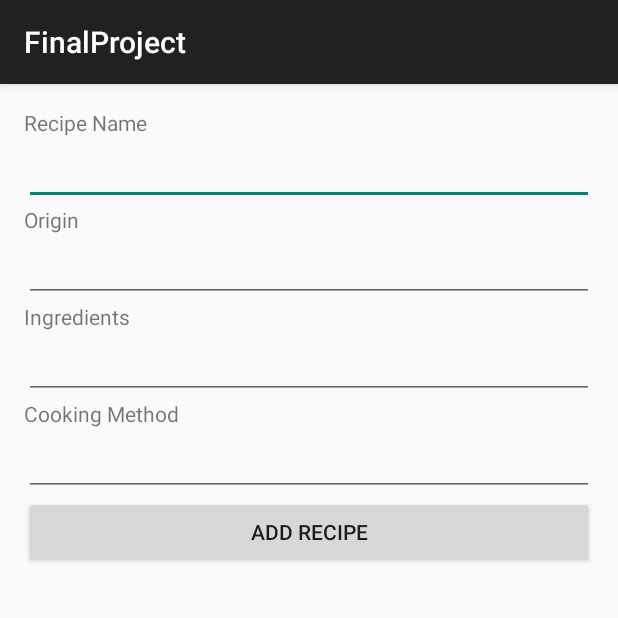
After one commit to ImtananRaja/FinalProject, an Android app: the fragment NewRecipeFragment shown on its own in the app's theme, on a phone screen of 412 x 824 dp, the top half of it. The commit adds this screen. Run offline under Robolectric (Android 15) with nearby library versions, the phone set to English and light mode, and no system bars; our stand-ins replace Volley; network calls fail.

Commit message:
Adding new recipe and making changes to current the ability to do this is here

```diff
--- a/app/src/main/java/com/imtanan/finalproject/NavigationActivity.java
+++ b/app/src/main/java/com/imtanan/finalproject/NavigationActivity.java
@@ -180,10 +180,10 @@ public class NavigationActivity extends AppCompatActivity {
             AlertDialog alertDialog = alertDialogBuilder.create();
             alertDialog.show();
 
+           }else if(position != 4){
 
-        }else if(position != 4){
 
-            position = 0;
+            position = 3;
 
         }
 
--- /dev/null
+++ b/app/src/main/java/com/imtanan/finalproject/NewRecipeFragment.java
@@ -0,0 +1,124 @@
+package com.imtanan.finalproject;
+
+/**
+ * Created by Mani on 03/01/2016.
+ */
+
+
+import android.app.ProgressDialog;
+import android.content.Intent;
+import android.graphics.Bitmap;
+import android.net.Uri;
+import android.os.AsyncTask;
+import android.os.Bundle;
+import android.provider.MediaStore;
+import android.support.v4.app.Fragment;
+import android.util.Base64;
+import android.view.LayoutInflater;
+import android.view.View;
+import android.view.ViewGroup;
+import android.widget.Button;
+import android.widget.EditText;
+import android.widget.ImageView;
+import android.widget.Toast;
+
+import com.android.volley.AuthFailureError;
+import com.android.volley.Request;
+import com.android.volley.RequestQueue;
+import com.android.volley.Response;
+import com.android.volley.VolleyError;
+import com.android.volley.toolbox.StringRequest;
+import com.android.volley.toolbox.Volley;
+
+import java.io.ByteArrayOutputStream;
+import java.io.IOException;
+import java.util.HashMap;
+import java.util.Hashtable;
+import java.util.Map;
+
+public class NewRecipeFragment extends Fragment implements View.OnClickListener{
+
+    //Defining views
+    private EditText editTextName;
+    private EditText editTextCM;
+    private EditText editTextIngre;
+    private EditText editTextOrigin;
+    private Button buttonAdd;
+    private Button buttonView;
+
+    @Override
+    public View onCreateView(LayoutInflater inflater, ViewGroup container,Bundle savedInstanceState) {
+        super.onCreate(savedInstanceState);
+        ViewGroup v = (ViewGroup) inflater.inflate(R.layout.newrecipe_fragment, container, false);
+
+
+        //Initializing views
+        editTextName = (EditText) v.findViewById(R.id.editTextName);
+        editTextOrigin = (EditText) v.findViewById(R.id.editTextOrigin);
+        editTextIngre = (EditText) v.findViewById(R.id.editTextIngre);
+        editTextCM = (EditText) v.findViewById(R.id.editTextCM);
+
+        buttonAdd = (Button) v.findViewById(R.id.buttonAdd);
+      //  buttonView = (Button) findViewById(R.id.buttonView);
+
+        //Setting listeners to button
+        buttonAdd.setOnClickListener(NewRecipeFragment.this);
+       // buttonView.setOnClickListener(this);
+
+        return v;
+    }
+
+    //Adding an employee
+    private void addRecipe(){
+
+        final String name = editTextName.getText().toString().toLowerCase().trim();
+        final String origin = editTextName.getText().toString().toLowerCase().trim();
+        final String ingre = editTextIngre.getText().toString().toLowerCase().trim();
+        final String cm = editTextCM.getText().toString().toLowerCase().trim();
+
+        class AddRecipe extends AsyncTask<Void,Void,String> {
+
+            ProgressDialog loading;
+
+            @Override
+            protected void onPreExecute() {
+                super.onPreExecute();
+                loading = ProgressDialog.show(NewRecipeFragment.this.getActivity(),"Adding...","Wait...",false,false);
+            }
+
+            @Override
+            protected void onPostExecute(String s) {
+                super.onPostExecute(s);
+                loading.dismiss();
+                Toast.makeText(NewRecipeFragment.this.getActivity(),s,Toast.LENGTH_LONG).show();
+            }
+
+            @Override
+            protected String doInBackground(Void... v) {
+                HashMap<String,String> params = new HashMap<>();
+                params.put(Config.KEY_REC_NAME,name);
+                params.put(Config.KEY_REC_ORIGIN,origin);
+                params.put(Config.KEY_REC_INGRE,ingre);
+                params.put(Config.KEY_REC_CM,cm);
+
+                RequestHandler rh = new RequestHandler();
+                String res = rh.sendPostRequest(Config.URL_ADD, params);
+                return res;
+            }
+        }
+
+        AddRecipe ar = new AddRecipe();
+        ar.execute();
+    }
+
+    @Override
+    public void onClick(View v) {
+        if(v == buttonAdd){
+            addRecipe();
+        }
+
+       /* if(v == buttonView){
+            startActivity(new Intent(this,ViewAllRecipe.class));
+        }*/
+    }
+}
--- a/app/src/main/java/com/imtanan/finalproject/SearchRecipes.java
+++ b/app/src/main/java/com/imtanan/finalproject/SearchRecipes.java
@@ -67,8 +67,8 @@ public class SearchRecipes extends Fragment implements View.OnClickListener {
 
     }
     private void getData() {
-        String id = editTextId.getText().toString().trim();
-        if (id.equals("") /*|| id.equals(null)*/) {
+        String recipe_name = editTextId.getText().toString().trim();
+        if (recipe_name.equals("") /*|| id.equals(null)*/) {
             Toast.makeText(SearchRecipes.this.getActivity(), "Please enter a recipe name", Toast.LENGTH_LONG).show();
             return;
         }
--- /dev/null
+++ b/app/src/main/res/layout/newrecipe_fragment.xml
@@ -0,0 +1,64 @@
+<LinearLayout xmlns:android="http://schemas.android.com/apk/res/android"
+    xmlns:tools="http://schemas.android.com/tools" android:layout_width="match_parent"
+    android:orientation="vertical"
+    android:layout_height="match_parent" android:paddingLeft="@dimen/activity_horizontal_margin"
+    android:paddingRight="@dimen/activity_horizontal_margin"
+    android:paddingTop="@dimen/activity_vertical_margin"
+    android:paddingBottom="@dimen/activity_vertical_margin">
+
+    <TextView
+        android:layout_width="wrap_content"
+        android:layout_height="wrap_content"
+        android:text="Recipe Name" />
+
+    <EditText
+        android:layout_width="match_parent"
+        android:layout_height="wrap_content"
+        android:id="@+id/editTextName" />
+
+
+    <TextView
+        android:layout_width="wrap_content"
+        android:layout_height="wrap_content"
+        android:text="Origin" />
+
+    <EditText
+        android:layout_width="match_parent"
+        android:layout_height="wrap_content"
+        android:id="@+id/editTextOrigin" />
+
+    <TextView
+        android:layout_width="wrap_content"
+        android:layout_height="wrap_content"
+        android:text="Ingredients" />
+
+    <EditText
+        android:layout_width="match_parent"
+        android:layout_height="wrap_content"
+        android:id="@+id/editTextIngre" />
+
+    <TextView
+        android:layout_width="wrap_content"
+        android:layout_height="wrap_content"
+        android:text="Cooking Method" />
+
+    <EditText
+        android:layout_width="match_parent"
+        android:layout_height="wrap_content"
+        android:id="@+id/editTextCM" />
+
+    <Button
+        android:layout_width="match_parent"
+        android:layout_height="wrap_content"
+        android:text="Add Recipe"
+        android:id="@+id/buttonAdd" />
+<!--
+    <Button
+        android:layout_width="match_parent"
+        android:layout_height="wrap_content"
+        android:text="View Recipe"
+        android:id="@+id/buttonView" />
+-->
+
+
+</LinearLayout>
```
Also changed, not shown: app/src/main/java/com/imtanan/finalproject/Config.java (+27 -0 lines), app/src/main/java/com/imtanan/finalproject/EditRecipesFragment.java (+150 -1 lines), app/src/main/java/com/imtanan/finalproject/RequestHandler.java (added, +128 -0 lines).
